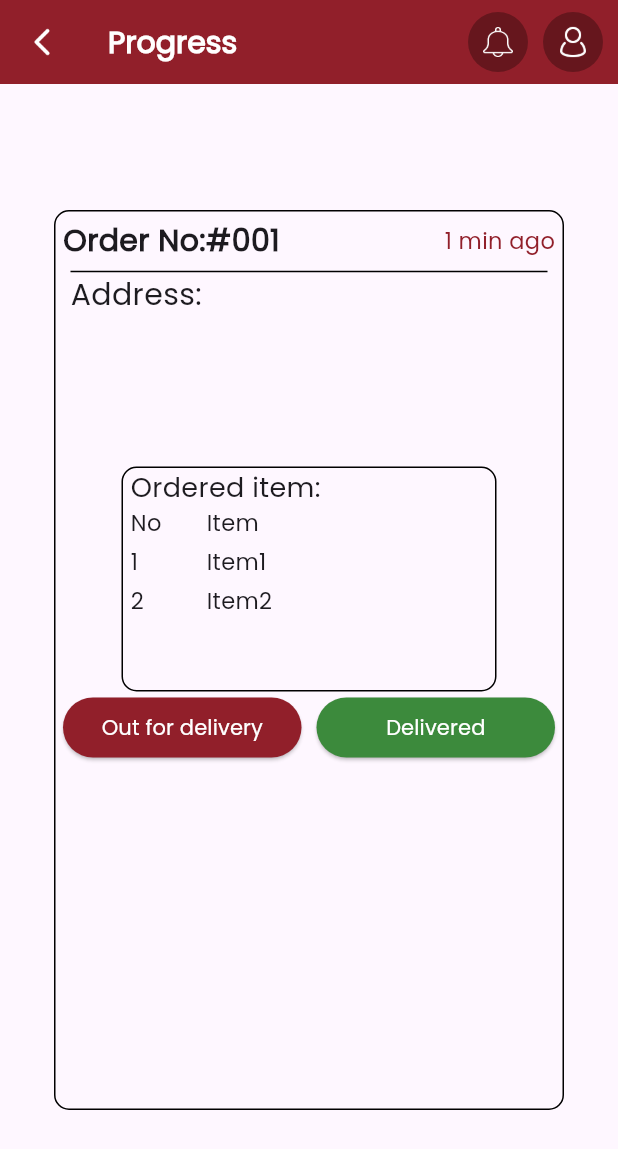
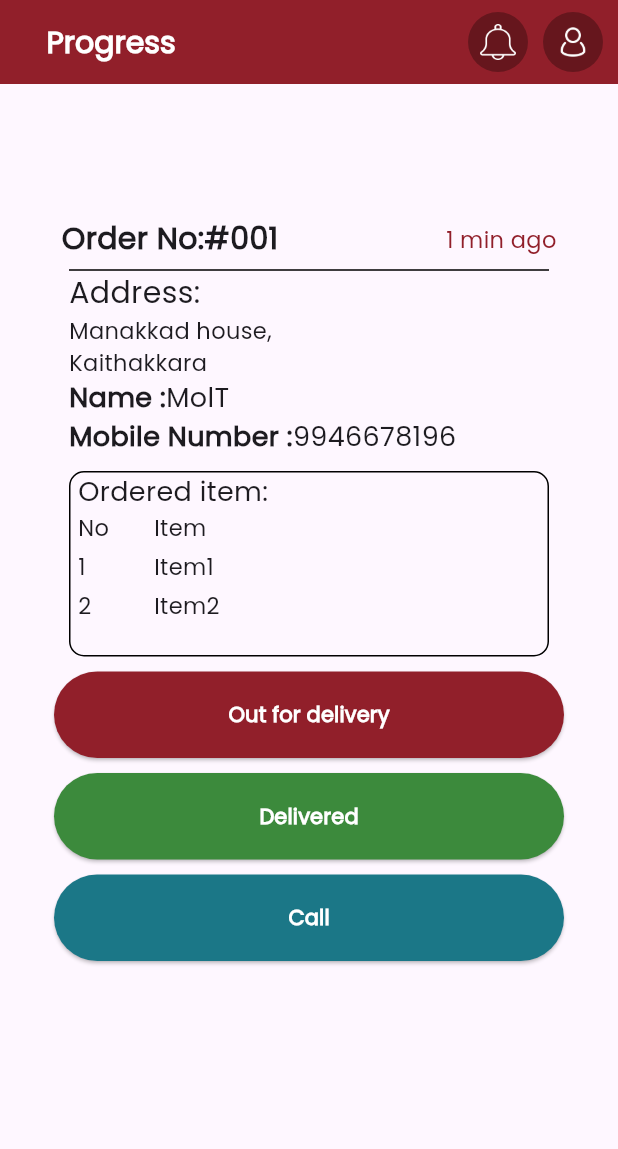
Before and after one commit to shahir-p/Al_Ridha, a Flutter app: the Progress screen opened directly, on a phone screen of 412 x 824 dp. Shown: the top 1149 px of the screen. Run offline on Flutter 3.47's test engine with Material 3 defaults, Android fonts, the phone set to English and light mode, and no system bars; our stand-ins replace carousel_slider, curved_labeled_navigation_bar, flutter_image_slideshow, lottie.

Commit message:
deliveryboy profilepage added

```diff
--- a/lib/deliveryboy_app/Progress.dart
+++ b/lib/deliveryboy_app/Progress.dart
@@ -1,4 +1,7 @@
+import 'package:alridafrieds/deliveryboy_app/DLProfile.dart';
+import 'package:alridafrieds/deliveryboy_app/Dl%20notification.dart';
 import 'package:flutter/material.dart';
+
 class Progress extends StatefulWidget {
   const Progress({super.key});
 
@@ -9,26 +12,22 @@ class Progress extends StatefulWidget {
 class _ProgressState extends State<Progress> {
   @override
   Widget build(BuildContext context) {
-    return Scaffold(appBar: AppBar(
+    final height = MediaQuery.of(context).size.height;
+    final width = MediaQuery.of(context).size.width;
+    return Scaffold(
+        appBar: AppBar(
           backgroundColor: Color(0xff911f2a),
           automaticallyImplyLeading: false,
-      leading: IconButton(
-        icon: ImageIcon(
-          AssetImage('assets/icons/left.png'),
-          size: 30,
-          color: Colors.white,
-        ),
-        onPressed: () {
-          Navigator.pop(context);
-        },
-      ),
-      title: Text(
+          title: Padding(
+            padding: const EdgeInsets.only(left: 15),
+            child: Text(
               'Progress',
               style: TextStyle(
                 fontFamily: 'poppins',
                 fontSize: 20,
                 fontWeight: FontWeight.bold,
                 color: Colors.white,
+              ),
             ),
           ),
           actions: [
@@ -42,11 +41,19 @@ class _ProgressState extends State<Progress> {
                   borderRadius: BorderRadius.circular(30),
                 ),
                 child: Center(
-              child: Image.asset(
-                "assets/delivryboy/icon/bell.png",
-                width: 20,
-                height: 20,
+                  child: IconButton(
+                    icon: ImageIcon(
+                      AssetImage('assets/delivryboy/icon/bell.png'),
+                      size: 30,
                       color: Colors.white,
+                    ),
+                    onPressed: () {
+                      Navigator.push(
+                        context,
+                        MaterialPageRoute(
+                            builder: (context) => DlNotification()),
+                      );
+                    },
                   ),
                 ),
               ),
@@ -61,24 +68,29 @@ class _ProgressState extends State<Progress> {
                   borderRadius: BorderRadius.circular(30),
                 ),
                 child: Center(
-              child: Image.asset(
-                "assets/delivryboy/icon/user icon.png",
-                width: 25,
-                height: 25,
+                  child: IconButton(
+                    icon: ImageIcon(
+                      AssetImage('assets/delivryboy/icon/user icon.png'),
+                      size: 30,
                       color: Colors.white,
+                    ),
+                    onPressed: () {
+                      Navigator.push(
+                        context,
+                        MaterialPageRoute(builder: (context) => DlProfile()),
+                      );
+                    },
                   ),
                 ),
               ),
             ),
           ],
         ),
-
-      body:Center(
+        body: Center(
           child: Container(
-          height:600,
+            height: 600,
             width: 340,
             decoration: BoxDecoration(
-            border: Border.all(),
               borderRadius: BorderRadius.circular(10),
               // color: Colors.greenAccent
             ),
@@ -89,41 +101,81 @@ class _ProgressState extends State<Progress> {
                   child: Row(
                     mainAxisAlignment: MainAxisAlignment.spaceBetween,
                     children: [
-                    Text('Order No:#001',style: TextStyle(fontSize: 20,
-                    fontWeight: FontWeight.bold),),
-                    Text('1 min ago',style:TextStyle(fontSize: 15,
-                        color:Color(0xff911f2a), ),)
+                      Text(
+                        'Order No:#001',
+                        style: TextStyle(
+                            fontSize: 20, fontWeight: FontWeight.bold),
+                      ),
+                      Text(
+                        '1 min ago',
+                        style: TextStyle(
+                          fontSize: 15,
+                          color: Color(0xff911f2a),
+                        ),
+                      )
                     ],
                   ),
                 ),
                 Padding(
                   padding: const EdgeInsets.symmetric(horizontal: 10),
-                child: Divider(
-                  height: 2,
-                  thickness: 1,
-                  color: Colors.black
+                  child: Divider(height: 2, thickness: 1, color: Colors.black),
                 ),
+                Padding(
+                  padding: EdgeInsets.only(left: 10),
+                  child: Column(
+                    children: [
+                      Row(
+                        children: [
+                          Text(
+                            'Address:',
+                            style: TextStyle(fontSize: 20),
                           ),
-              Padding(padding: EdgeInsets.only(left: 10),
-              child:Row(
+                        ],
+                      ),
+                      Row(
                         children: [
-                  Text('Address:',style: TextStyle(
-                    fontSize: 20
+                          Text("Manakkad house,\n"
+                              "Kaithakkara",style: TextStyle(fontSize: 15),),
+                        ],
+                      ),
+                      Row(
+                        children: [
+                          Text('Name :',style: TextStyle(
+                            fontSize: 18,
+                            fontWeight: FontWeight.bold
+                          ),),
+                          Text('MolT',style: TextStyle(
+                              fontSize: 18,
+
+                          ),),
+                        ],
+                      ),
+                      Row(
+                        children: [
+                          Text('Mobile Number :',style: TextStyle(
+                              fontSize: 18,
+                              fontWeight: FontWeight.bold
+                          ),),
+                          Text('9946678196',style: TextStyle(
+                            fontSize: 18,
+
                           ),),
                         ],
                       )
-                ,),
+                    ],
+                  ),
+                ),
                 SizedBox(
-                height: 100,
-              ) ,
+                  height: 10,
+                ),
                 Container(
-                height: 150,
-                width: 250,
+                  margin: EdgeInsets.symmetric(horizontal: 10),
+                  height: height * .15,
+                  width: width,
                   decoration: BoxDecoration(
                     borderRadius: BorderRadius.circular(10),
                     border: Border.all(),
                     // color: Colors.greenAccent,
-
                   ),
                   child: Column(
                     children: [
@@ -131,10 +183,10 @@ class _ProgressState extends State<Progress> {
                         padding: const EdgeInsets.only(left: 5),
                         child: Row(
                           children: [
-                          Text('Ordered item:',style: TextStyle(
-                            fontSize: 18
-                          ),),
-
+                            Text(
+                              'Ordered item:',
+                              style: TextStyle(fontSize: 18),
+                            ),
                           ],
                         ),
                       ),
@@ -147,30 +199,59 @@ class _ProgressState extends State<Progress> {
                                 Column(
                                   crossAxisAlignment: CrossAxisAlignment.start,
                                   children: [
-                                  Text('No',style: TextStyle(fontSize: 15),),
-                                  SizedBox(height: 5,),
-                                  Text('1',style: TextStyle(fontSize: 15),),
-                                  SizedBox(height: 5,),
-                                  Text('2',style: TextStyle(fontSize: 15),),
-                                  SizedBox(height: 5,),
+                                    Text(
+                                      'No',
+                                      style: TextStyle(fontSize: 15),
+                                    ),
+                                    SizedBox(
+                                      height: 5,
+                                    ),
+                                    Text(
+                                      '1',
+                                      style: TextStyle(fontSize: 15),
+                                    ),
+                                    SizedBox(
+                                      height: 5,
+                                    ),
+                                    Text(
+                                      '2',
+                                      style: TextStyle(fontSize: 15),
+                                    ),
+                                    SizedBox(
+                                      height: 5,
+                                    ),
                                   ],
                                 ),
-                              SizedBox(width: 30,),
+                                SizedBox(
+                                  width: 30,
+                                ),
                                 Column(
                                   mainAxisAlignment: MainAxisAlignment.start,
                                   crossAxisAlignment: CrossAxisAlignment.start,
-
                                   children: [
-                                  Text('Item',style: TextStyle(fontSize: 15),),
-                                   SizedBox(height: 5,),
-                                  Text('Item1',style: TextStyle(fontSize: 15),),
-                                  SizedBox(height: 5,),
-                                  Text('Item2',style: TextStyle(fontSize: 15),),
-                                  SizedBox(height: 5,),
-
+                                    Text(
+                                      'Item',
+                                      style: TextStyle(fontSize: 15),
+                                    ),
+                                    SizedBox(
+                                      height: 5,
+                                    ),
+                                    Text(
+                                      'Item1',
+                                      style: TextStyle(fontSize: 15),
+                                    ),
+                                    SizedBox(
+                                      height: 5,
+                                    ),
+                                    Text(
+                                      'Item2',
+                                      style: TextStyle(fontSize: 15),
+                                    ),
+                                    SizedBox(
+                                      height: 5,
+                                    ),
                                   ],
                                 ),
-
                               ],
                             ),
                           ],
@@ -179,31 +260,63 @@ class _ProgressState extends State<Progress> {
                     ],
                   ),
                 ),
-              Padding(
-                padding: const EdgeInsets.symmetric(horizontal: 5),
-                child: Row(
-                  mainAxisAlignment: MainAxisAlignment.spaceBetween,
-                  children: [
-                    Expanded(
-                      child: ElevatedButton(onPressed: (){}, child: Text('Out for delivery',style: TextStyle(
-                        color: Colors.white
-                      ),),style: ElevatedButton.styleFrom(
-                        backgroundColor: Color(0xff911f2a),)),
+                SizedBox(
+                  height: 10,
                 ),
-                    SizedBox(width: 10,),
-                    Expanded(
-                      child: ElevatedButton(onPressed: (){}, child: Text('Delivered',style: TextStyle(
-                          color: Colors.white
-                      ),),style: ElevatedButton.styleFrom(
-                        backgroundColor: Color(0xff3C8A3C))),
+                SizedBox(
+                  height: height * .07,
+                  width: width * .9,
+                  child: ElevatedButton(
+                      onPressed: () {},
+                      child: Text(
+                        'Out for delivery',
+                        style: TextStyle(color: Colors.white,
+                        fontWeight: FontWeight.bold
+                        ),
+                      ),
+                      style: ElevatedButton.styleFrom(
+                        backgroundColor: Color(0xff911f2a),
+                      )),
+                ),
+                SizedBox(
+                  height: 10,
+                ),
+                SizedBox(
+                  height: height * .07,
+                  width: width * .9,
+                  child: ElevatedButton(
+                      onPressed: () {},
+                      child: Text(
+                        'Delivered',
+                        style: TextStyle(color: Colors.white,
+                        fontWeight: FontWeight.bold
+                        ),
+                      ),
+                      style: ElevatedButton.styleFrom(
+                        backgroundColor:Color(0xff3C8A3C),
+                      )),
+                ),
+                SizedBox(
+                  height: 10,
+                ),
+                SizedBox(
+                  height: height * .07,
+                  width: width * .9,
+                  child: ElevatedButton(
+                      onPressed: () {},
+                      child: Text(
+                        'Call',
+                        style: TextStyle(color: Colors.white,
+                        fontWeight: FontWeight.bold
+                        ),
+                      ),
+                      style: ElevatedButton.styleFrom(
+                        backgroundColor: Color(0xff1b7787),
+                      )),
                 ),
               ],
             ),
-              )
-            ],
           ),
-        ),
-      )
-    );
+        ));
   }
 }
--- a/lib/main.dart
+++ b/lib/main.dart
@@ -35,8 +35,8 @@ class MyApp extends StatelessWidget {
         }),
         backgroundColor: defaultWidgetBackgroundColor, // Set default background color
       ),
-      // home: SignUporIn(),
-      home: Dashboard(),
+      home: SignUporIn(),
+      // home: Dashboard(),
     );
   }
 }
--- a/pubspec.yaml
+++ b/pubspec.yaml
@@ -129,6 +129,9 @@ flutter:
     - assets/icons/call.png
     - assets/icons/mail.png
     - assets/icons/whatsapp.png
+    - assets/delivryboy/icon/complete.png
+    - assets/delivryboy/icon/delivered.png
+    - assets/delivryboy/icon/take-away.png
 
 
 
```
Also changed, not shown: lib/deliveryboy_app/DLProfile.dart (+16 -18 lines), lib/deliveryboy_app/Delivered.dart (+20 -21 lines), lib/deliveryboy_app/Dl notification.dart (added, +161 -0 lines), lib/deliveryboy_app/Home.dart (+8 -5 lines), lib/deliveryboy_app/Order.dart (+26 -27 lines), lib/deliveryboy_app/Wallet.dart (+20 -21 lines), assets/delivryboy/icon/complete.png (added), assets/delivryboy/icon/take-away.png (added). Lines whose indentation alone changed are shown as unchanged.
